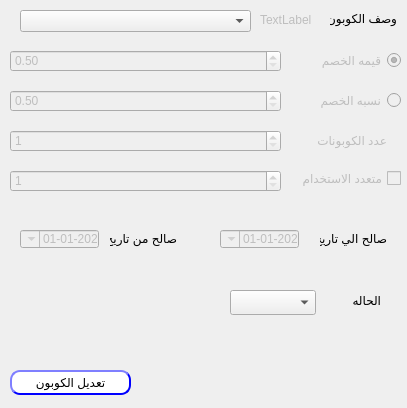
Qt form presentation/coupon_ui/stoppedCoupon.ui (shymaa123456/HyperPOS2020) before a commit.
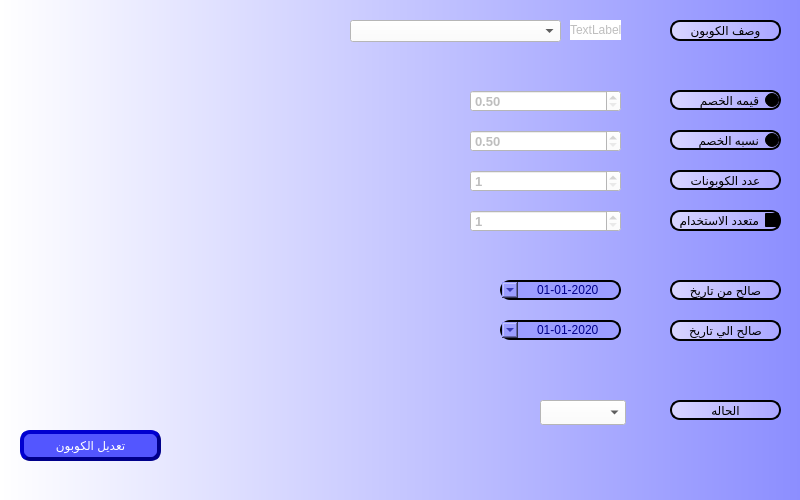
The same form after that commit.

Commit message: finalize Coupon comments

What changed in the file:
```diff
--- a/presentation/coupon_ui/stoppedCoupon.ui
+++ b/presentation/coupon_ui/stoppedCoupon.ui
@@ -6,31 +6,47 @@
    <rect>
     <x>0</x>
     <y>0</y>
-    <width>407</width>
-    <height>408</height>
+    <width>800</width>
+    <height>500</height>
    </rect>
   </property>
+  <property name="minimumSize">
+   <size>
+    <width>800</width>
+    <height>500</height>
+   </size>
+  </property>
+  <property name="maximumSize">
+   <size>
+    <width>800</width>
+    <height>500</height>
+   </size>
+  </property>
   <property name="windowTitle">
    <string>أيقاف / تفعيل الكوبون</string>
   </property>
+  <property name="styleSheet">
+   <string notr="true">background-color: qlineargradient(spread:pad, x1:0, y1:0, x2:1, y2:0, stop:0 #ffffff, stop:1 #8c8eff);</string>
+  </property>
   <widget class="QPushButton" name="BTN_modifyCoupon">
    <property name="geometry">
     <rect>
-     <x>10</x>
-     <y>370</y>
-     <width>121</width>
-     <height>25</height>
+     <x>20</x>
+     <y>430</y>
+     <width>141</width>
+     <height>31</height>
     </rect>
    </property>
    <property name="styleSheet">
     <string notr="true">QPushButton{
-                                        background-color: white;
+                                        background-color: #5356ff;
                                         border-style: outset;
-                                        border-width: 2px;
+                                        border-width: 4px;
                                         border-radius: 10px;
-                                        border-color: blue;
-                                        min-width: 6em;
-                                        }
+                                        border-color: darkblue;
+                    color:white;
+	font: 75 14pt &quot;MS Shell Dlg 2&quot;;
+	                                    }
                                         QPushButton:hover {
                                         background: qradialgradient(
                                         cx: 0.3, cy: -0.4, fx: 0.3, fy: -0.4,
@@ -43,8 +59,7 @@
                                         cx: 0.4, cy: -0.1, fx: 0.4, fy: -0.1,
                                         radius: 1.35, stop: 0 #fff, stop: 1 #ddd
                                         );
-                                        }
-                                    </string>
+                                        }</string>
    </property>
    <property name="text">
     <string>تعديل الكوبون</string>
@@ -56,15 +71,27 @@
    </property>
    <property name="geometry">
     <rect>
-     <x>20</x>
-     <y>230</y>
-     <width>79</width>
-     <height>18</height>
+     <x>500</x>
+     <y>280</y>
+     <width>121</width>
+     <height>20</height>
     </rect>
    </property>
    <property name="layoutDirection">
     <enum>Qt::RightToLeft</enum>
    </property>
+   <property name="styleSheet">
+    <string notr="true">color:darkblue;
+background-color: qlineargradient(spread:pad, x1:0, y1:0, x2:1, y2:0, stop:0 #d8d5ff, stop:1 #a9a6ff);
+border-style: outset;
+border-width: 2px;
+border-radius: 10px;
+border-color:black;
+background-color: #9c9eff;</string>
+   </property>
+   <property name="alignment">
+    <set>Qt::AlignCenter</set>
+   </property>
    <property name="minimumDateTime">
     <datetime>
      <hour>0</hour>
@@ -85,18 +112,29 @@
   <widget class="QLabel" name="desc">
    <property name="geometry">
     <rect>
-     <x>330</x>
-     <y>10</y>
-     <width>67</width>
-     <height>17</height>
+     <x>670</x>
+     <y>20</y>
+     <width>111</width>
+     <height>21</height>
     </rect>
    </property>
    <property name="layoutDirection">
     <enum>Qt::RightToLeft</enum>
    </property>
+   <property name="styleSheet">
+    <string notr="true">color:Black;
+background-color: qlineargradient(spread:pad, x1:0, y1:0, x2:1, y2:0, stop:0 #d8d5ff, stop:1 #a9a6ff);
+border-style: outset;
+border-width: 2px;
+border-radius: 10px;
+border-color:black;</string>
+   </property>
    <property name="text">
     <string>وصف الكوبون</string>
    </property>
+   <property name="alignment">
+    <set>Qt::AlignCenter</set>
+   </property>
   </widget>
   <widget class="QRadioButton" name="radioButton_Value">
    <property name="enabled">
@@ -104,9 +142,9 @@
    </property>
    <property name="geometry">
     <rect>
-     <x>320</x>
-     <y>50</y>
-     <width>81</width>
+     <x>670</x>
+     <y>90</y>
+     <width>111</width>
      <height>20</height>
     </rect>
    </property>
@@ -116,6 +154,14 @@
    <property name="autoFillBackground">
     <bool>false</bool>
    </property>
+   <property name="styleSheet">
+    <string notr="true">color:Black;
+background-color: qlineargradient(spread:pad, x1:0, y1:0, x2:1, y2:0, stop:0 #d8d5ff, stop:1 #a9a6ff);
+border-style: outset;
+border-width: 2px;
+border-radius: 10px;
+border-color:black;</string>
+   </property>
    <property name="text">
     <string>قيمه الخصم</string>
    </property>
@@ -129,15 +175,23 @@
    </property>
    <property name="geometry">
     <rect>
-     <x>300</x>
-     <y>170</y>
-     <width>101</width>
-     <height>17</height>
+     <x>670</x>
+     <y>210</y>
+     <width>111</width>
+     <height>21</height>
     </rect>
    </property>
    <property name="layoutDirection">
     <enum>Qt::RightToLeft</enum>
    </property>
+   <property name="styleSheet">
+    <string notr="true">color:Black;
+background-color: qlineargradient(spread:pad, x1:0, y1:0, x2:1, y2:0, stop:0 #d8d5ff, stop:1 #a9a6ff);
+border-style: outset;
+border-width: 2px;
+border-radius: 10px;
+border-color:black;</string>
+   </property>
    <property name="text">
     <string>متعدد الاستخدام</string>
    </property>
@@ -148,18 +202,29 @@
    </property>
    <property name="geometry">
     <rect>
-     <x>306</x>
-     <y>130</y>
-     <width>81</width>
+     <x>670</x>
+     <y>170</y>
+     <width>111</width>
      <height>20</height>
     </rect>
    </property>
    <property name="layoutDirection">
     <enum>Qt::RightToLeft</enum>
    </property>
+   <property name="styleSheet">
+    <string notr="true">color:Black;
+background-color: qlineargradient(spread:pad, x1:0, y1:0, x2:1, y2:0, stop:0 #d8d5ff, stop:1 #a9a6ff);
+border-style: outset;
+border-width: 2px;
+border-radius: 10px;
+border-color:black;</string>
+   </property>
    <property name="text">
     <string>عدد الكوبونات</string>
    </property>
+   <property name="alignment">
+    <set>Qt::AlignCenter</set>
+   </property>
   </widget>
   <widget class="QDateTimeEdit" name="Qdate_to">
    <property name="enabled">
@@ -167,15 +232,27 @@
    </property>
    <property name="geometry">
     <rect>
-     <x>220</x>
-     <y>230</y>
-     <width>79</width>
-     <height>18</height>
+     <x>500</x>
+     <y>320</y>
+     <width>121</width>
+     <height>20</height>
     </rect>
    </property>
    <property name="layoutDirection">
     <enum>Qt::RightToLeft</enum>
    </property>
+   <property name="styleSheet">
+    <string notr="true">color:darkblue;
+background-color: qlineargradient(spread:pad, x1:0, y1:0, x2:1, y2:0, stop:0 #d8d5ff, stop:1 #a9a6ff);
+border-style: outset;
+border-width: 2px;
+border-radius: 10px;
+border-color:black;
+background-color: #9c9eff;</string>
+   </property>
+   <property name="alignment">
+    <set>Qt::AlignCenter</set>
+   </property>
    <property name="minimumDateTime">
     <datetime>
      <hour>0</hour>
@@ -199,14 +276,21 @@
    </property>
    <property name="geometry">
     <rect>
-     <x>10</x>
-     <y>50</y>
-     <width>271</width>
+     <x>470</x>
+     <y>90</y>
+     <width>151</width>
      <height>22</height>
     </rect>
    </property>
+   <property name="font">
+    <font>
+     <pointsize>10</pointsize>
+     <weight>75</weight>
+     <bold>true</bold>
+    </font>
+   </property>
    <property name="styleSheet">
-    <string notr="true"/>
+    <string notr="true">background-color: rgb(255, 255, 255);</string>
    </property>
    <property name="minimum">
     <double>0.500000000000000</double>
@@ -218,12 +302,22 @@
    </property>
    <property name="geometry">
     <rect>
-     <x>10</x>
-     <y>170</y>
-     <width>271</width>
+     <x>470</x>
+     <y>210</y>
+     <width>151</width>
      <height>22</height>
     </rect>
    </property>
+   <property name="font">
+    <font>
+     <pointsize>10</pointsize>
+     <weight>75</weight>
+     <bold>true</bold>
+    </font>
+   </property>
+   <property name="styleSheet">
+    <string notr="true">background-color: rgb(255, 255, 255);</string>
+   </property>
    <property name="minimum">
     <number>1</number>
    </property>
@@ -234,14 +328,21 @@
    </property>
    <property name="geometry">
     <rect>
-     <x>10</x>
-     <y>90</y>
-     <width>271</width>
+     <x>470</x>
+     <y>130</y>
+     <width>151</width>
      <height>22</height>
     </rect>
    </property>
+   <property name="font">
+    <font>
+     <pointsize>10</pointsize>
+     <weight>75</weight>
+     <bold>true</bold>
+    </font>
+   </property>
    <property name="styleSheet">
-    <string notr="true"/>
+    <string notr="true">background-color: rgb(255, 255, 255);</string>
    </property>
    <property name="minimum">
     <double>0.500000000000000</double>
@@ -253,12 +354,22 @@
    </property>
    <property name="geometry">
     <rect>
-     <x>10</x>
-     <y>130</y>
-     <width>271</width>
+     <x>470</x>
+     <y>170</y>
+     <width>151</width>
      <height>22</height>
     </rect>
    </property>
+   <property name="font">
+    <font>
+     <pointsize>10</pointsize>
+     <weight>75</weight>
+     <bold>true</bold>
+    </font>
+   </property>
+   <property name="styleSheet">
+    <string notr="true">background-color: rgb(255, 255, 255);</string>
+   </property>
    <property name="minimum">
     <number>1</number>
    </property>
@@ -269,15 +380,26 @@
    </property>
    <property name="geometry">
     <rect>
-     <x>110</x>
-     <y>230</y>
-     <width>67</width>
-     <height>17</height>
+     <x>670</x>
+     <y>280</y>
+     <width>111</width>
+     <height>20</height>
     </rect>
    </property>
+   <property name="styleSheet">
+    <string notr="true">color:Black;
+background-color: qlineargradient(spread:pad, x1:0, y1:0, x2:1, y2:0, stop:0 #d8d5ff, stop:1 #a9a6ff);
+border-style: outset;
+border-width: 2px;
+border-radius: 10px;
+border-color:black;</string>
+   </property>
    <property name="text">
     <string>صالح من تاريخ</string>
    </property>
+   <property name="alignment">
+    <set>Qt::AlignCenter</set>
+   </property>
   </widget>
   <widget class="QComboBox" name="CMB_CouponStatus">
    <property name="enabled">
@@ -285,12 +407,15 @@
    </property>
    <property name="geometry">
     <rect>
-     <x>230</x>
-     <y>290</y>
+     <x>540</x>
+     <y>400</y>
      <width>86</width>
      <height>25</height>
     </rect>
    </property>
+   <property name="styleSheet">
+    <string notr="true">background-color: rgb(255, 255, 255);</string>
+   </property>
   </widget>
   <widget class="QLabel" name="labe_id">
    <property name="enabled">
@@ -298,12 +423,15 @@
    </property>
    <property name="geometry">
     <rect>
-     <x>260</x>
-     <y>10</y>
-     <width>61</width>
+     <x>570</x>
+     <y>20</y>
+     <width>51</width>
      <height>20</height>
     </rect>
    </property>
+   <property name="styleSheet">
+    <string notr="true">background-color: rgb(255, 255, 255);</string>
+   </property>
    <property name="text">
     <string>TextLabel</string>
    </property>
@@ -311,12 +439,15 @@
   <widget class="QComboBox" name="CMB_CouponDes">
    <property name="geometry">
     <rect>
-     <x>20</x>
-     <y>10</y>
-     <width>231</width>
+     <x>350</x>
+     <y>20</y>
+     <width>211</width>
      <height>22</height>
     </rect>
    </property>
+   <property name="styleSheet">
+    <string notr="true">background-color: rgb(255, 255, 255);</string>
+   </property>
    <property name="editable">
     <bool>false</bool>
    </property>
@@ -327,15 +458,23 @@
    </property>
    <property name="geometry">
     <rect>
-     <x>320</x>
-     <y>90</y>
-     <width>81</width>
+     <x>670</x>
+     <y>130</y>
+     <width>111</width>
      <height>20</height>
     </rect>
    </property>
    <property name="layoutDirection">
     <enum>Qt::RightToLeft</enum>
    </property>
+   <property name="styleSheet">
+    <string notr="true">color:Black;
+background-color: qlineargradient(spread:pad, x1:0, y1:0, x2:1, y2:0, stop:0 #d8d5ff, stop:1 #a9a6ff);
+border-style: outset;
+border-width: 2px;
+border-radius: 10px;
+border-color:black;</string>
+   </property>
    <property name="text">
     <string>نسبه الخصم</string>
    </property>
@@ -346,18 +485,29 @@
    </property>
    <property name="geometry">
     <rect>
-     <x>320</x>
-     <y>230</y>
-     <width>67</width>
-     <height>17</height>
+     <x>670</x>
+     <y>320</y>
+     <width>111</width>
+     <height>21</height>
     </rect>
    </property>
    <property name="layoutDirection">
     <enum>Qt::RightToLeft</enum>
    </property>
+   <property name="styleSheet">
+    <string notr="true">color:Black;
+background-color: qlineargradient(spread:pad, x1:0, y1:0, x2:1, y2:0, stop:0 #d8d5ff, stop:1 #a9a6ff);
+border-style: outset;
+border-width: 2px;
+border-radius: 10px;
+border-color:black;</string>
+   </property>
    <property name="text">
     <string>صالح الي تاريخ</string>
    </property>
+   <property name="alignment">
+    <set>Qt::AlignCenter</set>
+   </property>
   </widget>
   <widget class="QLabel" name="label_2">
    <property name="enabled">
@@ -365,18 +515,29 @@
    </property>
    <property name="geometry">
     <rect>
-     <x>340</x>
-     <y>290</y>
-     <width>41</width>
+     <x>670</x>
+     <y>400</y>
+     <width>111</width>
      <height>20</height>
     </rect>
    </property>
    <property name="layoutDirection">
     <enum>Qt::RightToLeft</enum>
    </property>
+   <property name="styleSheet">
+    <string notr="true">color:Black;
+background-color: qlineargradient(spread:pad, x1:0, y1:0, x2:1, y2:0, stop:0 #d8d5ff, stop:1 #a9a6ff);
+border-style: outset;
+border-width: 2px;
+border-radius: 10px;
+border-color:black;</string>
+   </property>
    <property name="text">
     <string>الحاله</string>
    </property>
+   <property name="alignment">
+    <set>Qt::AlignCenter</set>
+   </property>
   </widget>
  </widget>
  <resources/>
```
Left out of the diff: 4 changed lines with no effect on the pictures. The commit also changes 4 other files.
